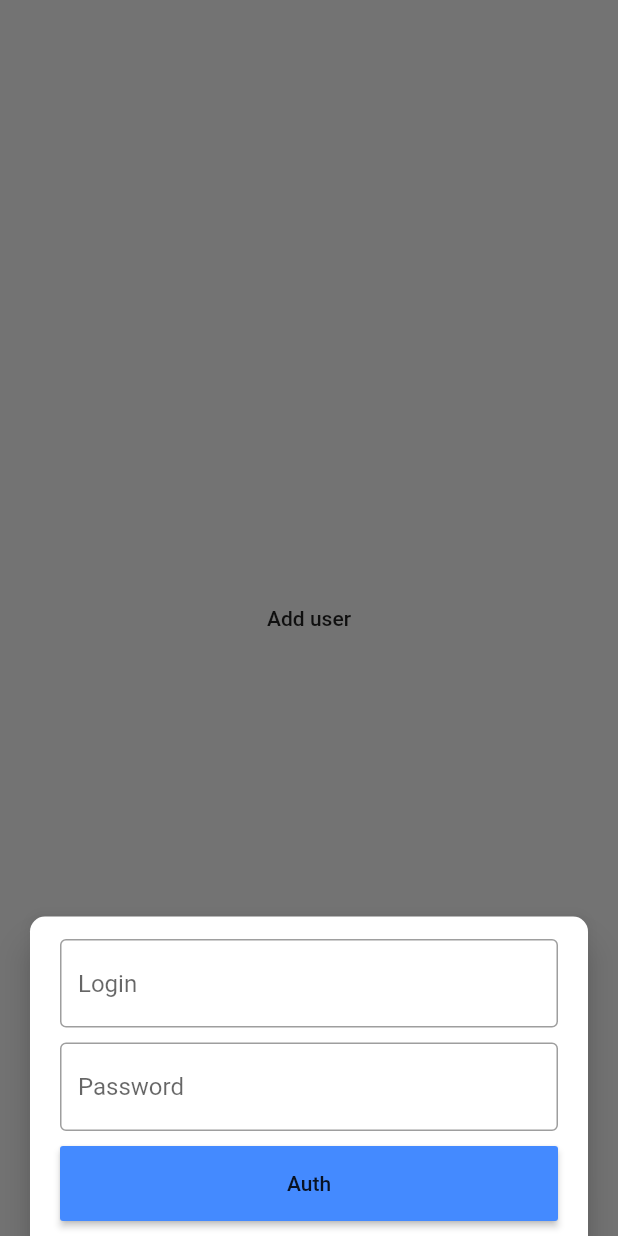
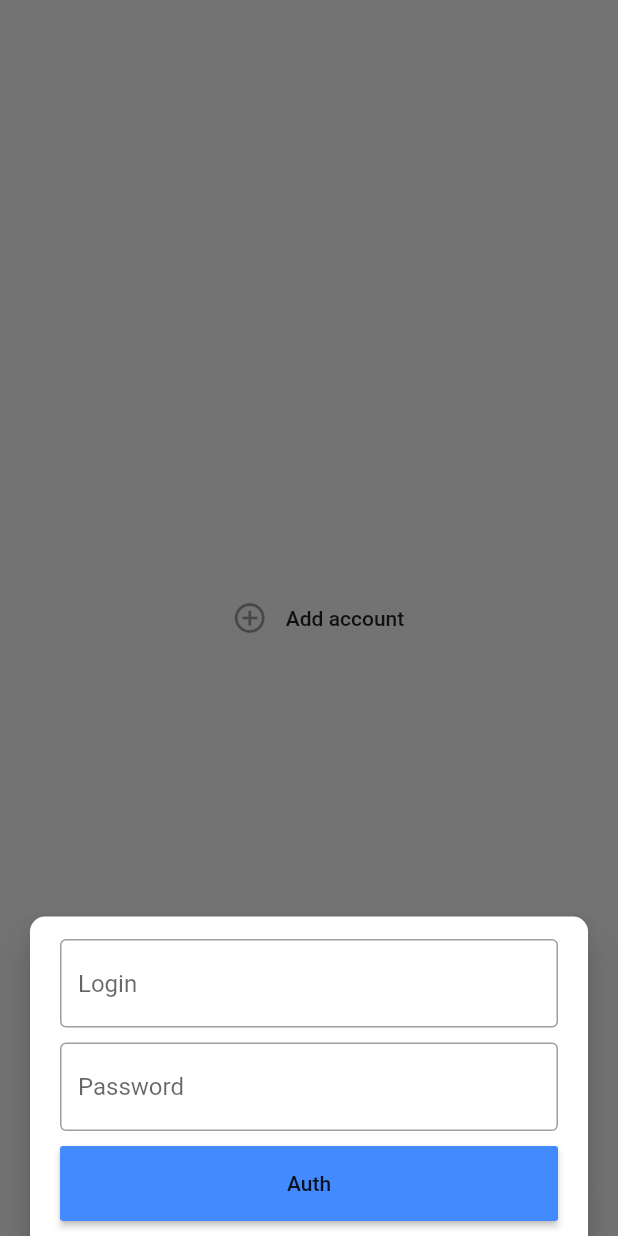
Before and after one commit to Vorkytaka/ant_assistant, a Flutter app: the screen it shows after launch, on a phone screen of 412 x 824 dp. Run offline on Flutter 3.47's test engine with Material 2 defaults, Android fonts, the phone set to English and light mode, and no system bars; our stand-ins replace dio.

Commit message:
• Fix Add Account widget on main screen

```diff
--- a/lib/presentation/main.dart
+++ b/lib/presentation/main.dart
@@ -74,7 +74,17 @@ class UserDataState extends State<UserDataWidget> {
   Widget _buildAddUserScreen() {
     return FlatButton(
       onPressed: onAuth,
-      child: Text("Add user"),
+      child: Row(
+//        crossAxisAlignment: CrossAxisAlignment.center,
+        mainAxisAlignment: MainAxisAlignment.center,
+        children: <Widget>[
+          IconButton(
+            onPressed: null,
+            icon: Icon(Icons.add_circle_outline),
+          ),
+          Text("Add account"),
+        ],
+      ),
     );
   }
 
```
